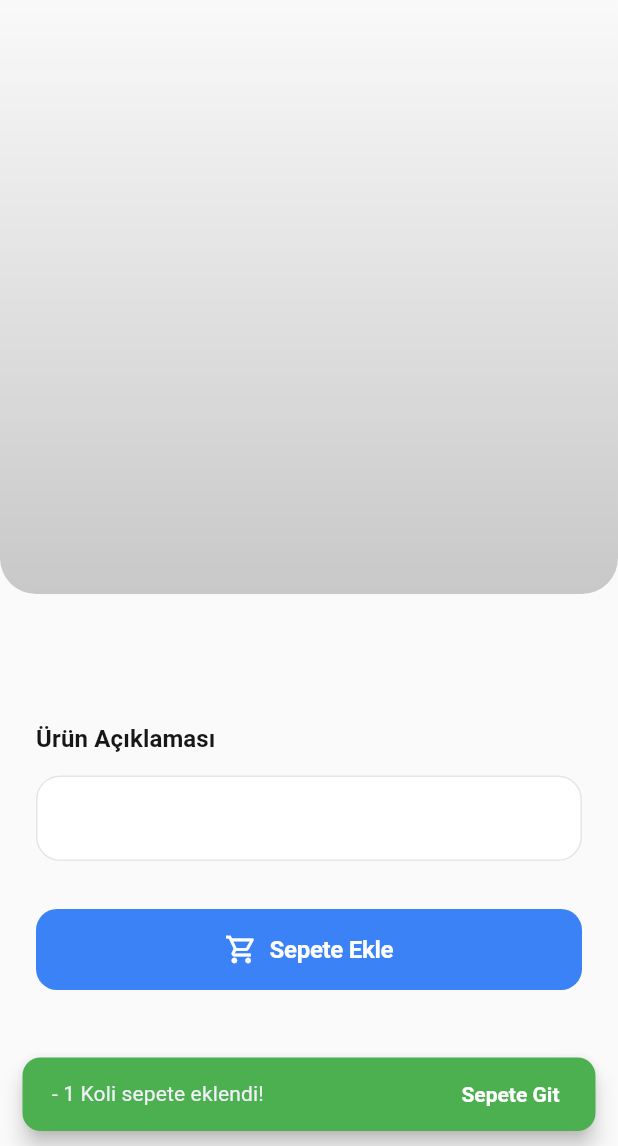
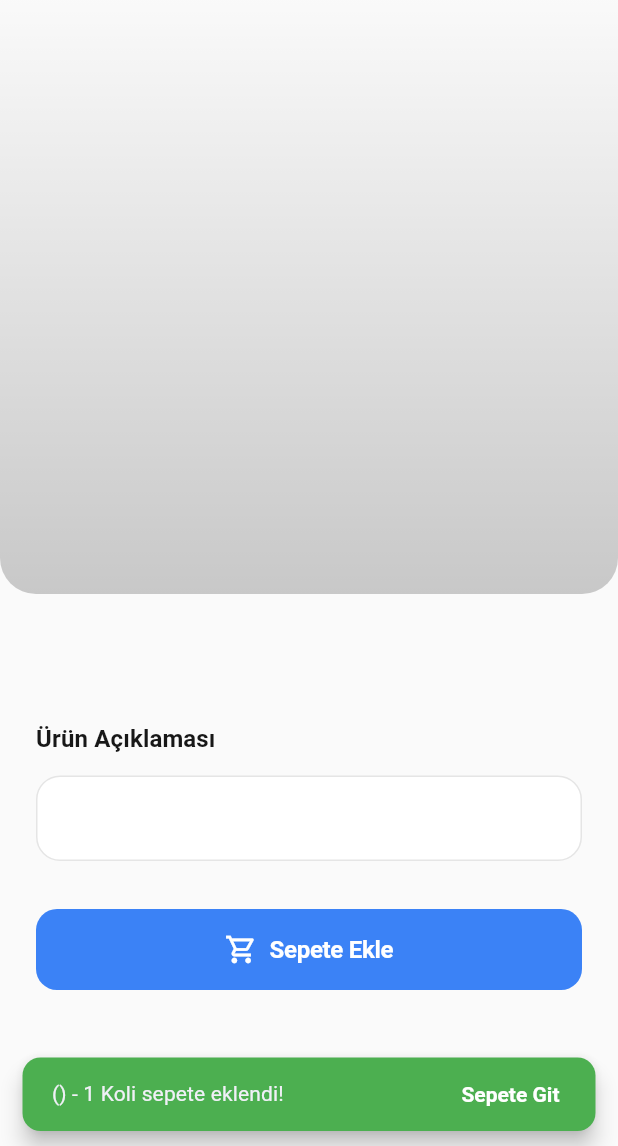
Before and after one commit to Mertcali/ayakkabi-katalogu, a Flutter app: the ShoeDetailScreen screen opened directly with empty values, after a tap on "Sepete Ekle", on a phone screen of 412 x 824 dp, the part 90-1236 px from its top. Run offline on Flutter 3.47's test engine with Material 3 defaults, Android fonts, the phone set to English and light mode, and no system bars; our stand-ins replace flutter_dotenv, share_plus, shared_preferences, supabase_flutter; accounts and stored records are empty; Roboto replaces fonts that are missing (SF Pro Display).

Commit message:
cart_update

```diff
--- a/lib/providers/cart_provider.dart
+++ b/lib/providers/cart_provider.dart
@@ -5,10 +5,7 @@ class CartItem {
   final ShoeModel shoe;
   int quantity; // Koli adedi
 
-  CartItem({
-    required this.shoe,
-    this.quantity = 1,
-  });
+  CartItem({required this.shoe, this.quantity = 1});
 }
 
 class CartProvider with ChangeNotifier {
@@ -19,17 +16,15 @@ class CartProvider with ChangeNotifier {
   int get itemCount => _items.fold(0, (sum, item) => sum + item.quantity);
 
   void addToCart(ShoeModel shoe) {
-    // Check if item already exists
+    // Check if item already exists (same id AND same color)
     final existingIndex = _items.indexWhere(
-      (item) => item.shoe.id == shoe.id,
+      (item) => item.shoe.id == shoe.id && item.shoe.color == shoe.color,
     );
 
     if (existingIndex >= 0) {
       _items[existingIndex].quantity++;
     } else {
-      _items.add(CartItem(
-        shoe: shoe,
-      ));
+      _items.add(CartItem(shoe: shoe));
     }
     notifyListeners();
   }
--- a/lib/screens/shoe_detail_screen.dart
+++ b/lib/screens/shoe_detail_screen.dart
@@ -600,11 +600,13 @@ class _ShoeDetailScreenState extends State<ShoeDetailScreen> {
 
   void _addToCart(BuildContext context) {
     final cart = Provider.of<CartProvider>(context, listen: false);
-    cart.addToCart(widget.shoe);
+    cart.addToCart(_selectedVariant);
 
     ScaffoldMessenger.of(context).showSnackBar(
       SnackBar(
-        content: Text('${widget.shoe.name} - 1 Koli sepete eklendi!'),
+        content: Text(
+          '${_selectedVariant.name} (${_selectedVariant.color}) - 1 Koli sepete eklendi!',
+        ),
         backgroundColor: Colors.green,
         behavior: SnackBarBehavior.floating,
         shape: RoundedRectangleBorder(borderRadius: BorderRadius.circular(12)),
```
Also changed, not shown: lib/screens/cart_screen.dart (+18 -3 lines).
